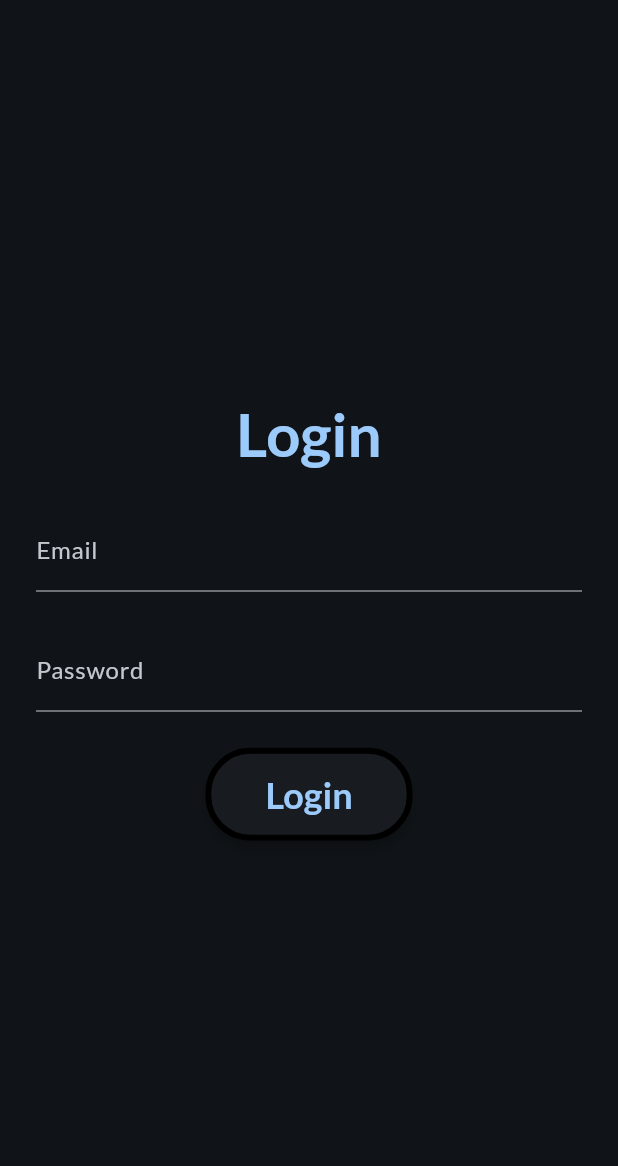
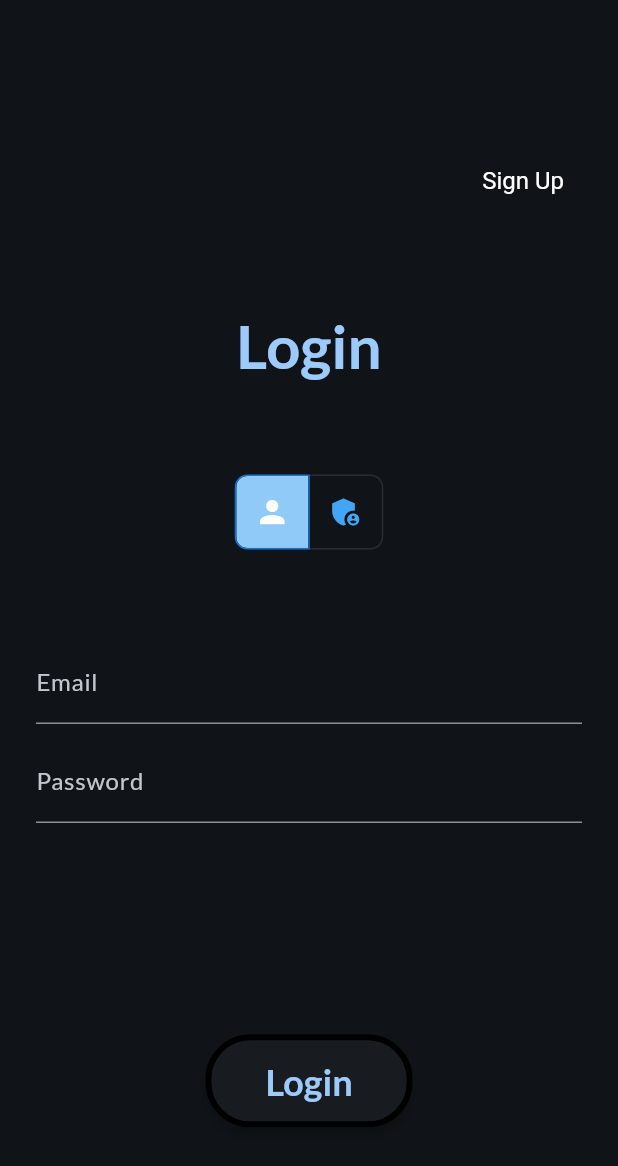
Before and after one commit to Avatbar/Flutter_Meals_App, a Flutter app: the screen it shows after launch, on a phone screen of 412 x 824 dp. Shown: the top 1166 px of the screen. Run offline on Flutter 3.47's test engine with Material 2 defaults, Android fonts, the phone set to English and light mode, and no system bars; our stand-ins replace firebase_auth, firebase_core, flutter_riverpod, google_fonts, transparent_image; accounts and stored records are empty.

```diff
--- a/lib/screens/login.dart
+++ b/lib/screens/login.dart
@@ -1,5 +1,10 @@
 import 'package:firebase_auth/firebase_auth.dart';
 import 'package:flutter/material.dart';
+
+const List<Widget> kUsers = <Widget>[
+  Icon(Icons.person),
+  Icon(Icons.admin_panel_settings),
+];
 
 class LoginScreen extends StatefulWidget {
   const LoginScreen({super.key});
@@ -11,7 +16,10 @@ class LoginScreen extends StatefulWidget {
 class _LoginScreenState extends State<LoginScreen> {
   String email = "";
   String password = "";
+  String confirmPassword = "";
   bool isLoading = false;
+  bool isLoginScreen = true;
+  final List<bool> _selectedUser = <bool>[true, false];
 
   final _formKey = GlobalKey<FormState>();
 
@@ -26,13 +34,52 @@ class _LoginScreenState extends State<LoginScreen> {
       isLoading = true;
     });
 
+    if (password != confirmPassword) {
+      ScaffoldMessenger.of(context).showSnackBar(
+        SnackBar(
+          content: const Text("Passwords do not match!"),
+          backgroundColor: Theme.of(context).colorScheme.error,
+        ),
+      );
+
+      setState(() {
+        isLoading = false;
+      });
+      return;
+    }
+
+    try {
+      if (isLoginScreen) {
         await FirebaseAuth.instance.signInWithEmailAndPassword(
           email: email,
           password: password,
         );
+      } else {
+        await FirebaseAuth.instance.createUserWithEmailAndPassword(
+          email: email,
+          password: password,
+        );
+      }
+    } on FirebaseAuthException catch (error) {
+      var message = "An error occurred, please check your credentials!";
 
+      if (error.message != null) {
+        message = error.message!;
+      }
+
+      ScaffoldMessenger.of(context).showSnackBar(
+        SnackBar(
+          content: Text(message),
+          backgroundColor: Theme.of(context).colorScheme.error,
+        ),
+      );
 
       if (mounted) {
+        setState(() {
+          isLoading = false;
+        });
+      }
+    } catch (error) {
       setState(() {
         isLoading = false;
       });
@@ -43,20 +90,66 @@ class _LoginScreenState extends State<LoginScreen> {
   Widget build(BuildContext context) {
     return Scaffold(
       body: Padding(
-        padding: const EdgeInsets.all(24),
+        padding: const EdgeInsets.only(left: 24, right: 24, top: 24),
         child: Column(
-          mainAxisAlignment: MainAxisAlignment.center,
+          mainAxisAlignment: MainAxisAlignment.spaceBetween,
           children: [
+            const SizedBox(height: 12),
+            Align(
+              alignment: Alignment.topRight,
+              child: TextButton(
+                style: TextButton.styleFrom(
+                  foregroundColor: Colors.white,
+                  textStyle: const TextStyle(fontSize: 16),
+                ),
+                onPressed: () {
+                  setState(() {
+                    isLoginScreen = !isLoginScreen;
+                  });
+                },
+                child: Text(isLoginScreen ? "Sign Up" : "Sign In"),
+              ),
+            ),
+            if (isLoginScreen)
               Text(
-              "Login",
+                _selectedUser[0] ? "Login" : "Admin Login",
+                style: Theme.of(context).textTheme.titleLarge!.copyWith(
+                      color: Theme.of(context).colorScheme.primary,
+                      fontWeight: FontWeight.bold,
+                      fontSize: 40,
+                    ),
+              )
+            else
+              Text(
+                "Register",
                 style: Theme.of(context).textTheme.titleLarge!.copyWith(
                       color: Theme.of(context).colorScheme.primary,
                       fontWeight: FontWeight.bold,
                       fontSize: 40,
                     ),
               ),
-            const SizedBox(height: 24),
-            Form(
+            if (isLoginScreen)
+              ToggleButtons(
+                  onPressed: (int index) {
+                    setState(() {
+                      // The button that is tapped is set to true, and the others to false.
+                      for (int i = 0; i < _selectedUser.length; i++) {
+                        _selectedUser[i] = i == index;
+                      }
+                    });
+                  },
+                  borderRadius: const BorderRadius.all(Radius.circular(8)),
+                  selectedBorderColor: Colors.blue[700],
+                  selectedColor: Colors.white,
+                  fillColor: Colors.blue[200],
+                  color: Colors.blue[400],
+                  isSelected: _selectedUser,
+                  children: const <Widget>[
+                    Icon(Icons.person),
+                    Icon(Icons.admin_panel_settings),
+                  ]),
+            SingleChildScrollView(
+              child: Form(
                 key: _formKey,
                 child: Column(
                   children: [
@@ -80,7 +173,7 @@ class _LoginScreenState extends State<LoginScreen> {
                         labelText: "Email",
                       ),
                     ),
-                  const SizedBox(height: 24),
+                    const SizedBox(height: 10),
                     TextFormField(
                       style: Theme.of(context).textTheme.titleMedium!.copyWith(
                             color: Theme.of(context).colorScheme.onBackground,
@@ -102,10 +195,35 @@ class _LoginScreenState extends State<LoginScreen> {
                         labelText: "Password",
                       ),
                     ),
+                    if (!isLoginScreen)
+                      const SizedBox(height: 10),
+                    if (!isLoginScreen)
+                      TextFormField(
+                        style: Theme.of(context).textTheme.titleMedium!.copyWith(
+                              color: Theme.of(context).colorScheme.onBackground,
+                            ),
+                        validator: (value) {
+                          if (value == null || value.isEmpty) {
+                            return "Please enter a password";
+                          }
+                          if (value.length < 8) {
+                            return "Password must be at least 8 characters long";
+                          }
+                          return null;
+                        },
+                        onSaved: (value) {
+                          confirmPassword = value!;
+                        },
+                        obscureText: true,
+                        decoration: const InputDecoration(
+                          labelText: "Confirm Password",
+                        ),
+                      )
                   ],
                 ),
               ),
-            const SizedBox(height: 24),
+            ),
+            const SizedBox(height: 20),
             if (isLoading)
               const CircularProgressIndicator()
             else
@@ -121,7 +239,7 @@ class _LoginScreenState extends State<LoginScreen> {
                       vertical: 16,
                     )),
                 child: Text(
-                "Login",
+                  isLoginScreen ? "Login" : "Register",
                   style: Theme.of(context).textTheme.titleLarge!.copyWith(
                         color: Theme.of(context).colorScheme.primary,
                         fontWeight: FontWeight.bold,
@@ -129,6 +247,7 @@ class _LoginScreenState extends State<LoginScreen> {
                       ),
                 ),
               ),
+            const SizedBox(height: 12),
           ],
         ),
       ),
```
Lines whose indentation alone changed are shown as unchanged.
